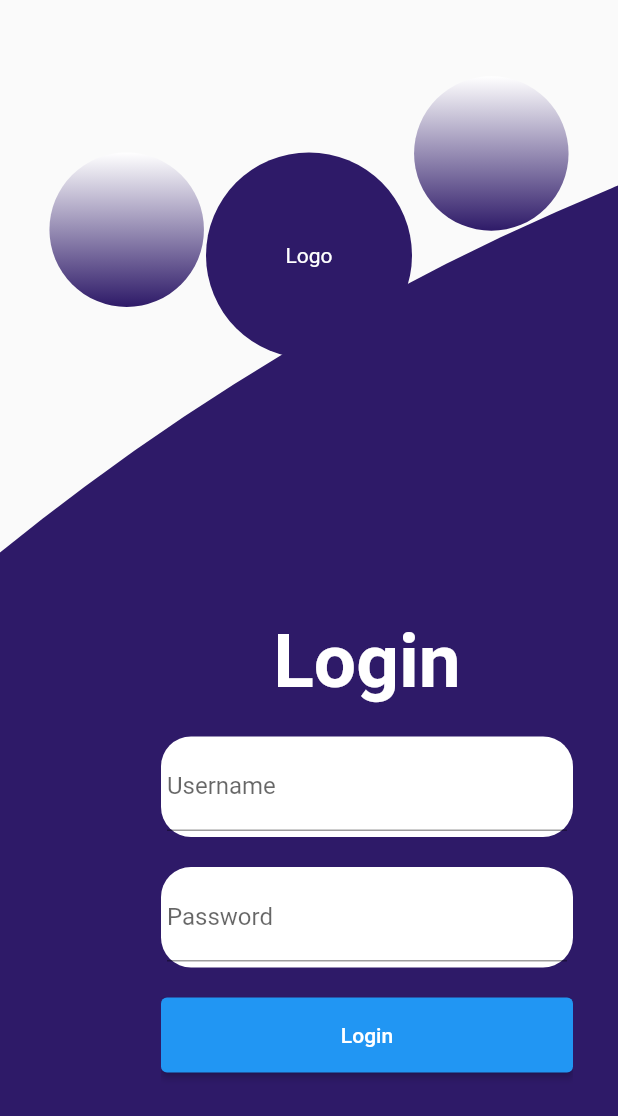
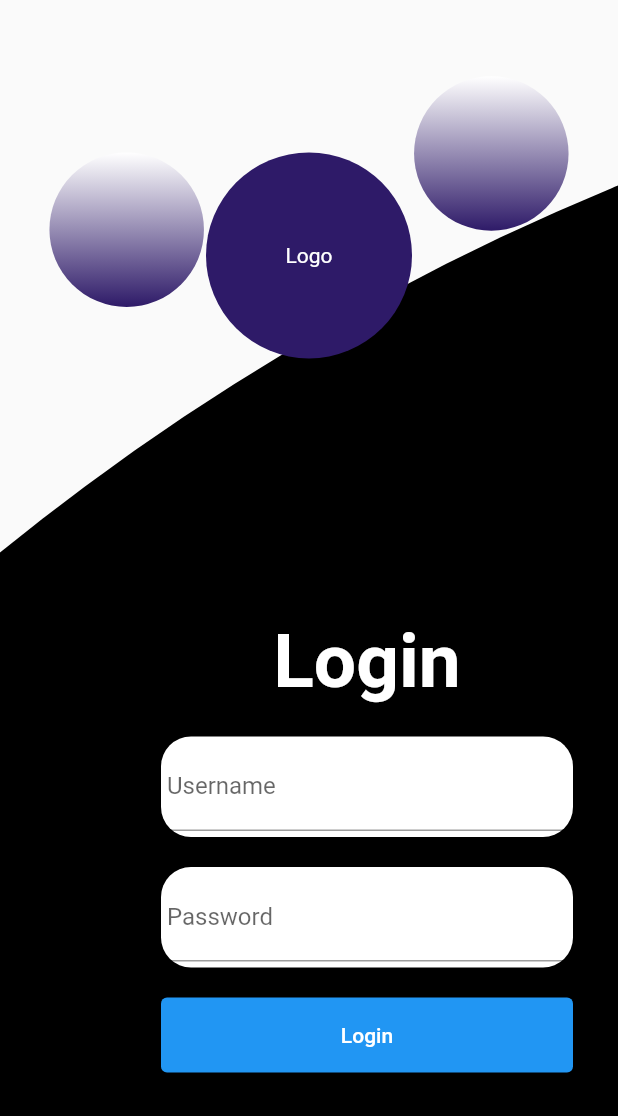
Before and after one commit to msasankaweerarathna/E-SR-Manager-For-Schools, a Flutter app: the screen it shows after launch, after a tap on "Login", on a phone screen of 412 x 824 dp. Shown: the top 1116 px of the screen. Run offline on Flutter 3.47's test engine with Material 2 defaults, Android fonts, the phone set to English and light mode, and no system bars; our stand-ins replace syncfusion_flutter_calendar, syncfusion_flutter_charts.

Commit message:
UI Change on login_page.dart

```diff
--- a/lib/screens/auth/login_page.dart
+++ b/lib/screens/auth/login_page.dart
@@ -54,7 +54,7 @@ class _LoginPageState extends State<LoginPage> {
                 height: (MediaQuery.of(context).size.height * 4),
                 decoration: BoxDecoration(
                   shape: BoxShape.circle,
-                  color: Color(0xFF2E1A68),
+                  color: Color.fromARGB(255, 0, 0, 0),
                 ),
               ),
             ),
```
